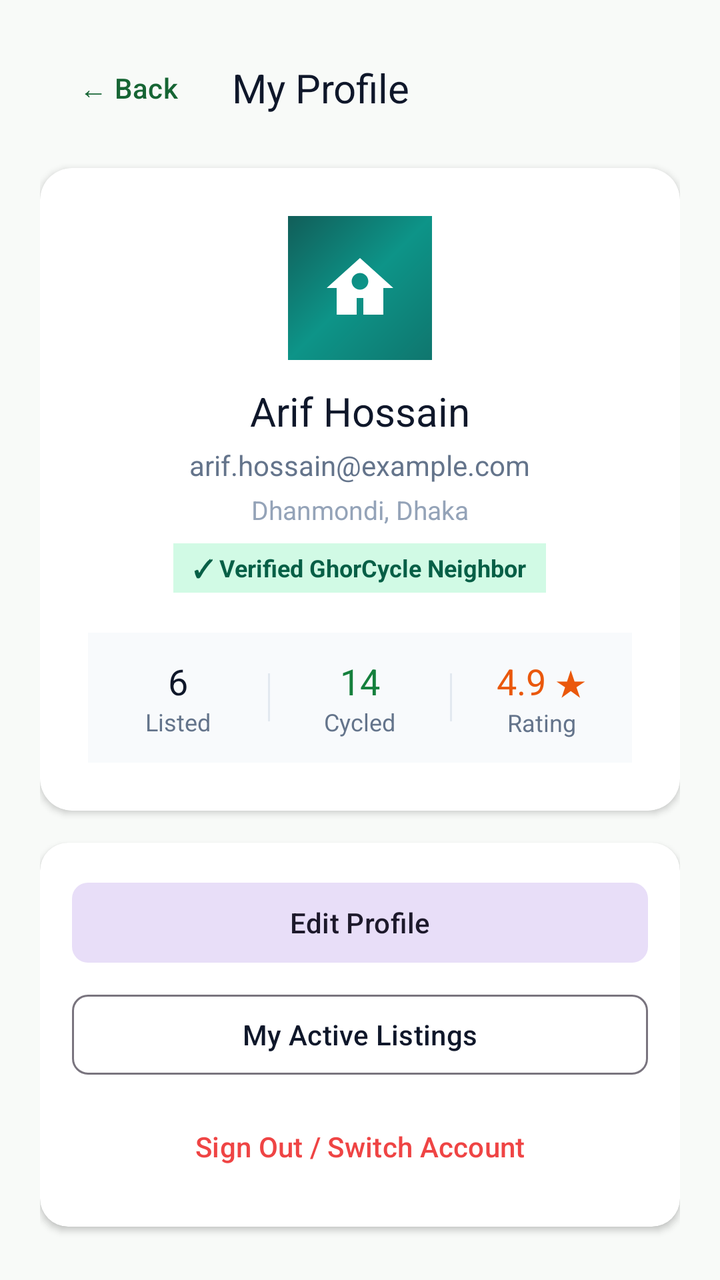
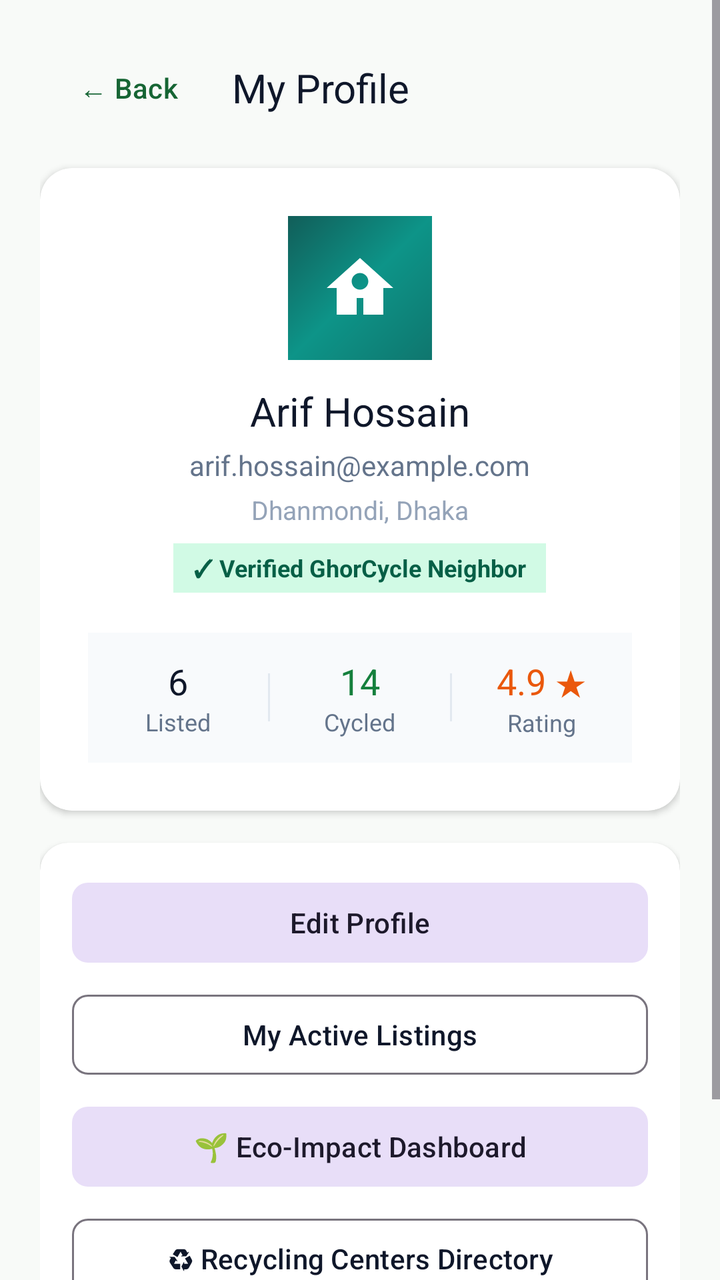

Screens rendered from an Android XML layout before and after an edit, with the pre-edit source and the edit as a unified diff.
<!-- AndroidManifest.xml: application theme Theme.MyApplication -->
<!-- res/layout/activity_profile.xml -->
<?xml version="1.0" encoding="utf-8"?>
<ScrollView xmlns:android="http://schemas.android.com/apk/res/android"
    xmlns:app="http://schemas.android.com/apk/res-auto"
    xmlns:tools="http://schemas.android.com/tools"
    android:layout_width="match_parent"
    android:layout_height="match_parent"
    android:background="@color/bg_light"
    android:fillViewport="true">

    <LinearLayout
        android:layout_width="match_parent"
        android:layout_height="wrap_content"
        android:orientation="vertical"
        android:padding="20dp">

        <LinearLayout
            android:layout_width="match_parent"
            android:layout_height="wrap_content"
            android:gravity="center_vertical"
            android:orientation="horizontal">

            <com.google.android.material.button.MaterialButton
                android:id="@+id/btnProfileBack"
                style="@style/Widget.Material3.Button.TextButton"
                android:layout_width="wrap_content"
                android:layout_height="wrap_content"
                android:text="← Back"
                android:textColor="@color/brand_primary_dark"
                android:textSize="14sp" />

            <TextView
                android:layout_width="wrap_content"
                android:layout_height="wrap_content"
                android:layout_marginStart="8dp"
                android:fontFamily="sans-serif-bold"
                android:text="@string/profile_title"
                android:textColor="@color/text_primary"
                android:textSize="20sp" />
        </LinearLayout>

        
        <androidx.cardview.widget.CardView
            android:layout_width="match_parent"
            android:layout_height="wrap_content"
            android:layout_marginTop="16dp"
            app:cardBackgroundColor="@color/card_surface"
            app:cardCornerRadius="16dp"
            app:cardElevation="2dp">

            <LinearLayout
                android:layout_width="match_parent"
                android:layout_height="wrap_content"
                android:gravity="center"
                android:orientation="vertical"
                android:padding="24dp">

                <ImageView
                    android:layout_width="72dp"
                    android:layout_height="72dp"
                    android:background="@drawable/bg_splash_gradient"
                    android:contentDescription="Profile Avatar"
                    android:padding="16dp"
                    android:src="@drawable/ic_ghorcycle_logo" />

                <TextView
                    android:id="@+id/tvProfileName"
                    android:layout_width="wrap_content"
                    android:layout_height="wrap_content"
                    android:layout_marginTop="12dp"
                    android:fontFamily="sans-serif-bold"
                    android:text="@string/profile_name_placeholder"
                    android:textColor="@color/text_primary"
                    android:textSize="20sp" />

                <TextView
                    android:id="@+id/tvProfileEmail"
                    android:layout_width="wrap_content"
                    android:layout_height="wrap_content"
                    android:layout_marginTop="4dp"
                    android:text="@string/profile_email_placeholder"
                    android:textColor="@color/text_secondary"
                    android:textSize="14sp" />

                <TextView
                    android:id="@+id/tvProfileLocation"
                    android:layout_width="wrap_content"
                    android:layout_height="wrap_content"
                    android:layout_marginTop="4dp"
                    android:text="@string/profile_location_placeholder"
                    android:textColor="@color/text_muted"
                    android:textSize="13sp" />

                <TextView
                    android:layout_width="wrap_content"
                    android:layout_height="wrap_content"
                    android:layout_marginTop="8dp"
                    android:background="#D1FAE5"
                    android:paddingStart="10dp"
                    android:paddingTop="4dp"
                    android:paddingEnd="10dp"
                    android:paddingBottom="4dp"
                    android:text="✓ Verified GhorCycle Neighbor"
                    android:textColor="#065F46"
                    android:textSize="12sp"
                    android:textStyle="bold" />

                
                <LinearLayout
                    android:layout_width="match_parent"
                    android:layout_height="wrap_content"
                    android:layout_marginTop="20dp"
                    android:background="#F8FAFC"
                    android:gravity="center"
                    android:orientation="horizontal"
                    android:paddingTop="12dp"
                    android:paddingBottom="12dp">

                    <LinearLayout
                        android:layout_width="0dp"
                        android:layout_height="wrap_content"
                        android:layout_weight="1"
                        android:gravity="center"
                        android:orientation="vertical">

                        <TextView
                            android:layout_width="wrap_content"
                            android:layout_height="wrap_content"
                            android:fontFamily="sans-serif-bold"
                            android:text="6"
                            android:textColor="@color/text_primary"
                            android:textSize="18sp" />

                        <TextView
                            android:layout_width="wrap_content"
                            android:layout_height="wrap_content"
                            android:text="@string/profile_stats_listed"
                            android:textColor="@color/text_secondary"
                            android:textSize="12sp" />
                    </LinearLayout>

                    <View
                        android:layout_width="1dp"
                        android:layout_height="24dp"
                        android:background="@color/card_border" />

                    <LinearLayout
                        android:layout_width="0dp"
                        android:layout_height="wrap_content"
                        android:layout_weight="1"
                        android:gravity="center"
                        android:orientation="vertical">

                        <TextView
                            android:layout_width="wrap_content"
                            android:layout_height="wrap_content"
                            android:fontFamily="sans-serif-bold"
                            android:text="14"
                            android:textColor="@color/brand_primary"
                            android:textSize="18sp" />

                        <TextView
                            android:layout_width="wrap_content"
                            android:layout_height="wrap_content"
                            android:text="@string/profile_stats_cycled"
                            android:textColor="@color/text_secondary"
                            android:textSize="12sp" />
                    </LinearLayout>

                    <View
                        android:layout_width="1dp"
                        android:layout_height="24dp"
                        android:background="@color/card_border" />

                    <LinearLayout
                        android:layout_width="0dp"
                        android:layout_height="wrap_content"
                        android:layout_weight="1"
                        android:gravity="center"
                        android:orientation="vertical">

                        <TextView
                            android:layout_width="wrap_content"
                            android:layout_height="wrap_content"
                            android:fontFamily="sans-serif-bold"
                            android:text="4.9 ★"
                            android:textColor="@color/brand_accent_dark"
                            android:textSize="18sp" />

                        <TextView
                            android:layout_width="wrap_content"
                            android:layout_height="wrap_content"
                            android:text="@string/profile_stats_rating"
                            android:textColor="@color/text_secondary"
                            android:textSize="12sp" />
                    </LinearLayout>

                </LinearLayout>

            </LinearLayout>
        </androidx.cardview.widget.CardView>

        
        <androidx.cardview.widget.CardView
            android:layout_width="match_parent"
            android:layout_height="wrap_content"
            android:layout_marginTop="16dp"
            app:cardBackgroundColor="@color/card_surface"
            app:cardCornerRadius="14dp"
            app:cardElevation="2dp">

            <LinearLayout
                android:layout_width="match_parent"
                android:layout_height="wrap_content"
                android:orientation="vertical"
                android:padding="16dp">

                <com.google.android.material.button.MaterialButton
                    android:id="@+id/btnProfileEdit"
                    style="@style/Widget.Material3.Button.TonalButton"
                    android:layout_width="match_parent"
                    android:layout_height="48dp"
                    android:text="@string/btn_edit_profile"
                    android:textAllCaps="false"
                    android:textSize="14sp"
                    app:cornerRadius="8dp" />

                <com.google.android.material.button.MaterialButton
                    android:id="@+id/btnProfileListings"
                    style="@style/Widget.Material3.Button.OutlinedButton"
                    android:layout_width="match_parent"
                    android:layout_height="48dp"
                    android:layout_marginTop="8dp"
                    android:text="@string/btn_my_listings"
                    android:textAllCaps="false"
                    android:textColor="@color/text_primary"
                    android:textSize="14sp"
                    app:cornerRadius="8dp" />

                <com.google.android.material.button.MaterialButton
                    android:id="@+id/btnProfileLogout"
                    style="@style/Widget.Material3.Button.TextButton"
                    android:layout_width="match_parent"
                    android:layout_height="48dp"
                    android:layout_marginTop="8dp"
                    android:text="Sign Out / Switch Account"
                    android:textAllCaps="false"
                    android:textColor="@color/status_danger"
                    android:textSize="14sp" />

            </LinearLayout>
        </androidx.cardview.widget.CardView>

    </LinearLayout>
</ScrollView>
<!-- resources referenced by this layout -->
<resources>
  <color name="bg_light">#F8FAF8</color>
  <color name="brand_accent_dark">#EA580C</color>
  <color name="brand_primary">#15803D</color>
  <color name="brand_primary_dark">#166534</color>
  <color name="card_border">#E2E8F0</color>
  <color name="card_surface">#FFFFFF</color>
  <color name="status_danger">#EF4444</color>
  <color name="text_muted">#94A3B8</color>
  <color name="text_primary">#0F172A</color>
  <color name="text_secondary">#64748B</color>
  <!-- drawable bg_splash_gradient (drawable) -->
  <?xml version="1.0" encoding="utf-8"?>
  <shape xmlns:android="http://schemas.android.com/apk/res/android"
      android:shape="rectangle">
      <gradient
          android:angle="135"
          android:startColor="#0F766E"
          android:centerColor="#0D9488"
          android:endColor="#115E59"
          android:type="linear" />
  </shape>
  <!-- drawable ic_ghorcycle_logo (drawable) -->
  <vector xmlns:android="http://schemas.android.com/apk/res/android"
      android:width="96dp"
      android:height="96dp"
      android:viewportWidth="24"
      android:viewportHeight="24">
      <path
          android:fillColor="@color/white"
          android:pathData="M12,3L2,12h3v8h6v-5h2v5h6v-8h3L12,3z M12,7.5c1.38,0 2.5,1.12 2.5,2.5s-1.12,2.5 -2.5,2.5S9.5,11.38 9.5,10S10.62,7.5 12,7.5z"/>
  </vector>
  <string name="btn_edit_profile">Edit Profile</string>
  <string name="btn_my_listings">My Active Listings</string>
  <string name="profile_email_placeholder">arif.hossain@example.com</string>
  <string name="profile_location_placeholder">Dhanmondi, Dhaka</string>
  <string name="profile_name_placeholder">Arif Hossain</string>
  <string name="profile_stats_cycled">Cycled</string>
  <string name="profile_stats_listed">Listed</string>
  <string name="profile_stats_rating">Rating</string>
  <string name="profile_title">My Profile</string>
  <style name="Theme.MyApplication" parent="Base.Theme.MyApplication" />
  <color name="white">#FFFFFFFF</color>
  <style name="Base.Theme.MyApplication" parent="Theme.Material3.DayNight.NoActionBar">
          <item name="colorPrimary">@color/eco_green_primary</item>
          <item name="colorPrimaryVariant">@color/eco_green_dark</item>
          <item name="colorOnPrimary">@color/white</item>
          <item name="colorSecondary">@color/eco_green_accent</item>
          <item name="colorOnSecondary">@color/white</item>
          <item name="android:statusBarColor">@color/eco_green_dark</item>
          <item name="android:windowBackground">@color/bg_light</item>
      </style>
  <color name="eco_green_primary">#15803D</color>
  <color name="eco_green_dark">#166534</color>
  <color name="eco_green_accent">#16A34A</color>
</resources>

<!-- the commit's change to res/layout/activity_profile.xml (unified diff, before → after) -->
@@ -237,6 +237,29 @@
                     app:cornerRadius="8dp" />
 
                 <com.google.android.material.button.MaterialButton
+                    android:id="@+id/btnProfileEcoImpact"
+                    style="@style/Widget.Material3.Button.TonalButton"
+                    android:layout_width="match_parent"
+                    android:layout_height="48dp"
+                    android:layout_marginTop="8dp"
+                    android:text="🌱 Eco-Impact Dashboard"
+                    android:textAllCaps="false"
+                    android:textSize="14sp"
+                    app:cornerRadius="8dp" />
+
+                <com.google.android.material.button.MaterialButton
+                    android:id="@+id/btnProfileRecyclingDirectory"
+                    style="@style/Widget.Material3.Button.OutlinedButton"
+                    android:layout_width="match_parent"
+                    android:layout_height="48dp"
+                    android:layout_marginTop="8dp"
+                    android:text="♻ Recycling Centers Directory"
+                    android:textAllCaps="false"
+                    android:textColor="@color/text_primary"
+                    android:textSize="14sp"
+                    app:cornerRadius="8dp" />
+
+                <com.google.android.material.button.MaterialButton
                     android:id="@+id/btnProfileLogout"
                     style="@style/Widget.Material3.Button.TextButton"
                     android:layout_width="match_parent"
